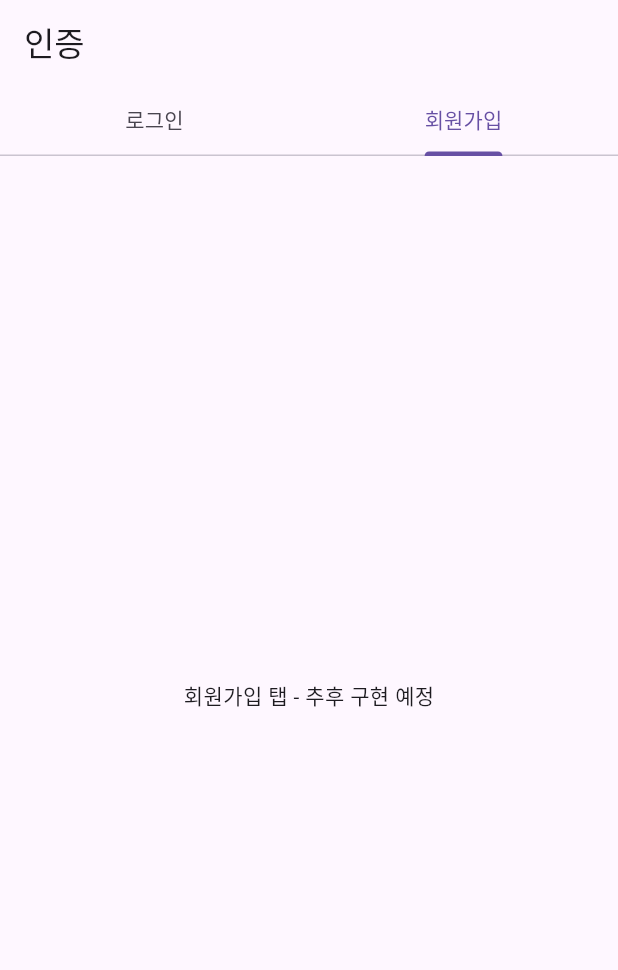
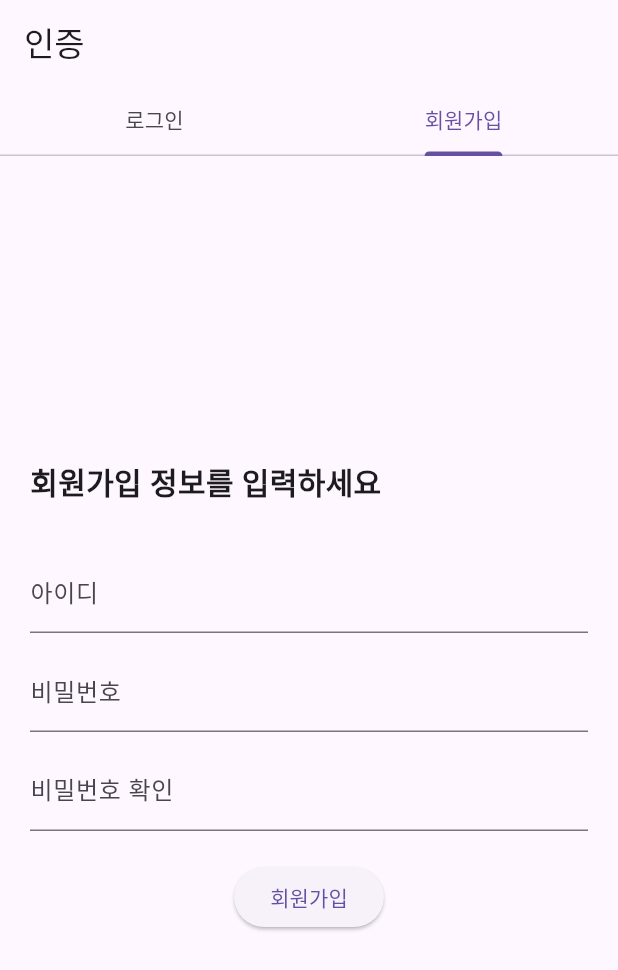
Before and after one commit to Choi-Moori/Flutter, a Flutter app: the screen it shows after launch, tab 2 chosen, on a phone screen of 412 x 824 dp. Shown: the top 970 px of the screen. Run offline on Flutter 3.47's test engine with Material 3 defaults, Android fonts, the phone set to English and light mode, and no system bars.

Commit message:
feat: 회원가입 기능 구현

```diff
--- a/lib/login.dart
+++ b/lib/login.dart
@@ -1,5 +1,3 @@
-// login.dart
-
 import 'package:flutter/material.dart';
 
 class LoginScreen extends StatefulWidget {
@@ -15,6 +13,12 @@ class _LoginScreenState extends State<LoginScreen>
   final TextEditingController _idController = TextEditingController();
   final TextEditingController _pwController = TextEditingController();
 
+  final TextEditingController _signUpIdController = TextEditingController();
+  final TextEditingController _signUpPwController = TextEditingController();
+  final TextEditingController _signUpPwConfirmController = TextEditingController();
+
+  bool _passwordsMatch = true;
+
   late TabController _tabController;
 
   @override
@@ -27,6 +31,9 @@ class _LoginScreenState extends State<LoginScreen>
   void dispose() {
     _idController.dispose();
     _pwController.dispose();
+    _signUpIdController.dispose();
+    _signUpPwController.dispose();
+    _signUpPwConfirmController.dispose();
     _tabController.dispose();
     super.dispose();
   }
@@ -35,6 +42,29 @@ class _LoginScreenState extends State<LoginScreen>
     final id = _idController.text;
     final pw = _pwController.text;
     widget.onLogin(id, pw);
+  }
+
+  void _handleSignUp() {
+    setState(() {
+      _passwordsMatch =
+          _signUpPwController.text == _signUpPwConfirmController.text;
+    });
+
+    if (_passwordsMatch) {
+      showDialog(
+        context: context,
+        builder: (_) => AlertDialog(
+          title: Text('회원가입 성공'),
+          content: Text('ID: ${_signUpIdController.text}'),
+          actions: [
+            TextButton(
+              onPressed: () => Navigator.pop(context),
+              child: Text('확인'),
+            ),
+          ],
+        ),
+      );
+    }
   }
 
   @override
@@ -89,9 +119,46 @@ class _LoginScreenState extends State<LoginScreen>
             ),
           ),
 
-          // 회원가입 탭 (아직 기능 없음)
-          Center(
-            child: Text('회원가입 탭 - 추후 구현 예정'),
+          // 회원가입 탭
+          Padding(
+            padding: const EdgeInsets.all(20),
+            child: Column(
+              mainAxisAlignment: MainAxisAlignment.center,
+              crossAxisAlignment: CrossAxisAlignment.start,
+              children: [
+                Text(
+                  '회원가입 정보를 입력하세요',
+                  style: TextStyle(fontSize: 20, fontWeight: FontWeight.bold),
+                ),
+                SizedBox(height: 30),
+                TextField(
+                  controller: _signUpIdController,
+                  decoration: InputDecoration(labelText: '아이디'),
+                ),
+                SizedBox(height: 10),
+                TextField(
+                  controller: _signUpPwController,
+                  obscureText: true,
+                  decoration: InputDecoration(labelText: '비밀번호'),
+                ),
+                SizedBox(height: 10),
+                TextField(
+                  controller: _signUpPwConfirmController,
+                  obscureText: true,
+                  decoration: InputDecoration(
+                    labelText: '비밀번호 확인',
+                    errorText: _passwordsMatch ? null : '비밀번호가 일치하지 않습니다.',
+                  ),
+                ),
+                SizedBox(height: 20),
+                Center(
+                  child: ElevatedButton(
+                    onPressed: _handleSignUp,
+                    child: Text('회원가입'),
+                  ),
+                ),
+              ],
+            ),
           ),
         ],
       ),
```
